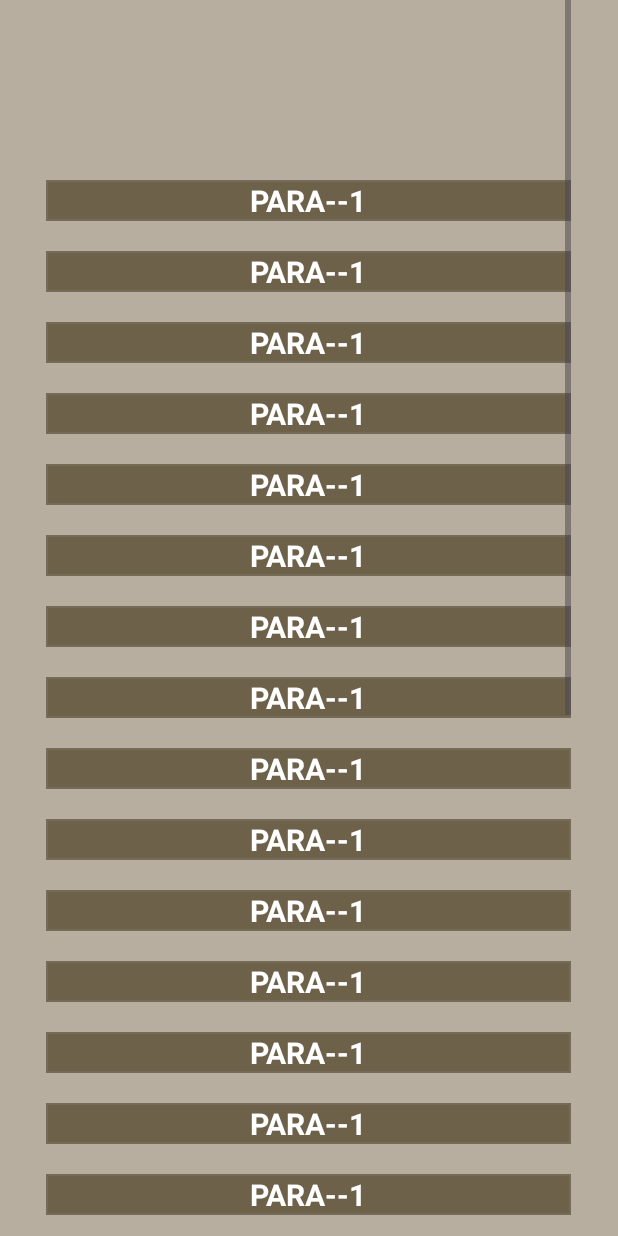
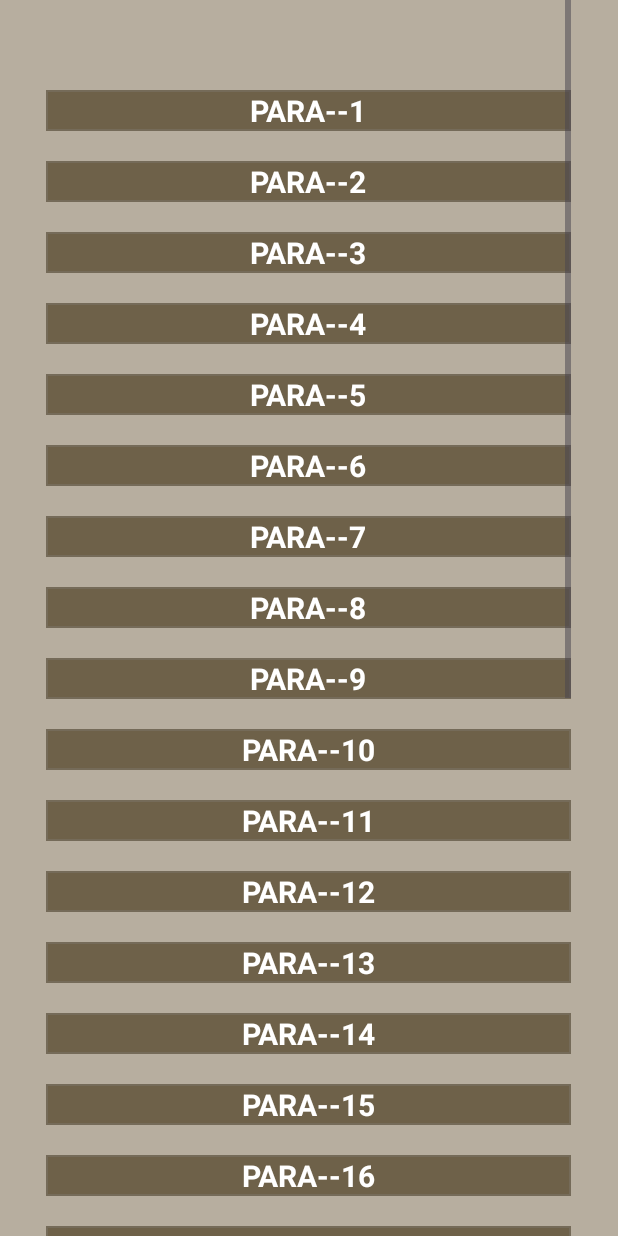
Before and after one commit to dayam8696/Khulasa_Quran, an Android app: the ParaIndex screen opened through its navigation route, on a phone screen of 412 x 824 dp. Run offline under Robolectric (Android 15) with nearby library versions, the phone set to English and light mode, and no system bars.

Commit message:
added next screen

```diff
--- a/app/build.gradle
+++ b/app/build.gradle
@@ -48,4 +48,5 @@ dependencies {
     implementation "androidx.navigation:navigation-fragment-ktx:2.4.0"
     implementation 'androidx.appcompat:appcompat:1.4.1'
     implementation 'androidx.recyclerview:recyclerview:1.2.1'
+    implementation 'com.github.barteksc:android-pdf-viewer:2.8.2'
 }
--- /dev/null
+++ b/app/src/main/java/com/example/khulasa_quran/Fragments/StartFragment.kt
@@ -0,0 +1,23 @@
+package com.example.khulasa_quran.Fragments
+
+import android.os.Bundle
+import android.view.LayoutInflater
+import android.view.View
+import android.view.ViewGroup
+import com.example.khulasa_quran.databinding.StartFragmentBinding
+
+class StartFragment:BaseFragment() {
+ private val binding by lazy { StartFragmentBinding.inflate(layoutInflater) }
+    override fun onCreateView(
+        inflater: LayoutInflater,
+        container: ViewGroup?,
+        savedInstanceState: Bundle?
+    ): View? {
+        return binding.root
+    }
+
+    override fun onViewCreated(view: View, savedInstanceState: Bundle?) {
+        super.onViewCreated(view, savedInstanceState)
+
+    }
+}
--- a/app/src/main/res/layout/para_index.xml
+++ b/app/src/main/res/layout/para_index.xml
@@ -19,7 +19,7 @@
 
 
             <TextView
-                android:layout_marginTop="120dp"
+                android:layout_marginTop="60dp"
                 android:layout_width="350dp"
                 android:layout_height="wrap_content"
                 android:layout_gravity="center"
@@ -38,7 +38,7 @@
                 android:layout_gravity="center"
                 android:background="@drawable/rectangle_shape"
                 android:gravity="center"
-                android:text="PARA--1"
+                android:text="PARA--2"
                 android:textColor="@color/white"
                 android:textSize="20dp"
                 android:textStyle="bold" />
@@ -50,7 +50,7 @@
                 android:layout_gravity="center"
                 android:background="@drawable/rectangle_shape"
                 android:gravity="center"
-                android:text="PARA--1"
+                android:text="PARA--3"
                 android:textColor="@color/white"
                 android:textSize="20dp"
                 android:textStyle="bold" />
@@ -62,7 +62,7 @@
                 android:layout_gravity="center"
                 android:background="@drawable/rectangle_shape"
                 android:gravity="center"
-                android:text="PARA--1"
+                android:text="PARA--4"
                 android:textColor="@color/white"
                 android:textSize="20dp"
                 android:textStyle="bold" />
@@ -74,7 +74,7 @@
                 android:layout_gravity="center"
                 android:background="@drawable/rectangle_shape"
                 android:gravity="center"
-                android:text="PARA--1"
+                android:text="PARA--5"
                 android:textColor="@color/white"
                 android:textSize="20dp"
                 android:textStyle="bold" />
@@ -87,7 +87,7 @@
                 android:layout_gravity="center"
                 android:background="@drawable/rectangle_shape"
                 android:gravity="center"
-                android:text="PARA--1"
+                android:text="PARA--6"
                 android:textColor="@color/white"
                 android:textSize="20dp"
                 android:textStyle="bold" />
@@ -99,7 +99,7 @@
                 android:layout_gravity="center"
                 android:background="@drawable/rectangle_shape"
                 android:gravity="center"
-                android:text="PARA--1"
+                android:text="PARA--7"
                 android:textColor="@color/white"
                 android:textSize="20dp"
                 android:textStyle="bold" />
@@ -111,7 +111,7 @@
                 android:layout_gravity="center"
                 android:background="@drawable/rectangle_shape"
                 android:gravity="center"
-                android:text="PARA--1"
+                android:text="PARA--8"
                 android:textColor="@color/white"
                 android:textSize="20dp"
                 android:textStyle="bold" />
@@ -123,7 +123,7 @@
                 android:layout_gravity="center"
                 android:background="@drawable/rectangle_shape"
                 android:gravity="center"
-                android:text="PARA--1"
+                android:text="PARA--9"
                 android:textColor="@color/white"
                 android:textSize="20dp"
                 android:textStyle="bold" />
@@ -135,7 +135,7 @@
                 android:layout_gravity="center"
                 android:background="@drawable/rectangle_shape"
                 android:gravity="center"
-                android:text="PARA--1"
+                android:text="PARA--10"
                 android:textColor="@color/white"
                 android:textSize="20dp"
                 android:textStyle="bold" />
@@ -147,7 +147,7 @@
                 android:layout_gravity="center"
                 android:background="@drawable/rectangle_shape"
                 android:gravity="center"
-                android:text="PARA--1"
+                android:text="PARA--11"
                 android:textColor="@color/white"
                 android:textSize="20dp"
                 android:textStyle="bold" />
@@ -159,7 +159,7 @@
                 android:layout_gravity="center"
                 android:background="@drawable/rectangle_shape"
                 android:gravity="center"
-                android:text="PARA--1"
+                android:text="PARA--12"
                 android:textColor="@color/white"
                 android:textSize="20dp"
                 android:textStyle="bold" />
@@ -172,7 +172,7 @@
                 android:layout_gravity="center"
                 android:background="@drawable/rectangle_shape"
                 android:gravity="center"
-                android:text="PARA--1"
+                android:text="PARA--13"
                 android:textColor="@color/white"
                 android:textSize="20dp"
                 android:textStyle="bold" />
@@ -184,7 +184,7 @@
                 android:layout_gravity="center"
                 android:background="@drawable/rectangle_shape"
                 android:gravity="center"
-                android:text="PARA--1"
+                android:text="PARA--14"
                 android:textColor="@color/white"
                 android:textSize="20dp"
                 android:textStyle="bold" />
@@ -196,7 +196,7 @@
                 android:layout_gravity="center"
                 android:background="@drawable/rectangle_shape"
                 android:gravity="center"
-                android:text="PARA--1"
+                android:text="PARA--15"
                 android:textColor="@color/white"
                 android:textSize="20dp"
                 android:textStyle="bold" />
@@ -208,7 +208,7 @@
                 android:layout_gravity="center"
                 android:background="@drawable/rectangle_shape"
                 android:gravity="center"
-                android:text="PARA--1"
+                android:text="PARA--16"
                 android:textColor="@color/white"
                 android:textSize="20dp"
                 android:textStyle="bold" />
@@ -220,7 +220,7 @@
                 android:layout_gravity="center"
                 android:background="@drawable/rectangle_shape"
                 android:gravity="center"
-                android:text="PARA--1"
+                android:text="PARA--17"
                 android:textColor="@color/white"
                 android:textSize="20dp"
                 android:textStyle="bold" />
@@ -232,7 +232,7 @@
                 android:layout_gravity="center"
                 android:background="@drawable/rectangle_shape"
                 android:gravity="center"
-                android:text="PARA--1"
+                android:text="PARA--18"
                 android:textColor="@color/white"
                 android:textSize="20dp"
                 android:textStyle="bold" />
@@ -246,7 +246,7 @@
                 android:layout_gravity="center"
                 android:background="@drawable/rectangle_shape"
                 android:gravity="center"
-                android:text="PARA--1"
+                android:text="PARA--19"
                 android:textColor="@color/white"
                 android:textSize="20dp"
                 android:textStyle="bold" />
@@ -258,7 +258,7 @@
                 android:layout_gravity="center"
                 android:background="@drawable/rectangle_shape"
                 android:gravity="center"
-                android:text="PARA--1"
+                android:text="PARA--20"
                 android:textColor="@color/white"
                 android:textSize="20dp"
                 android:textStyle="bold" />
@@ -270,7 +270,7 @@
                 android:layout_gravity="center"
                 android:background="@drawable/rectangle_shape"
                 android:gravity="center"
-                android:text="PARA--1"
+                android:text="PARA--21"
                 android:textColor="@color/white"
                 android:textSize="20dp"
                 android:textStyle="bold" />
@@ -282,7 +282,7 @@
                 android:layout_gravity="center"
                 android:background="@drawable/rectangle_shape"
                 android:gravity="center"
-                android:text="PARA--1"
+                android:text="PARA--22"
                 android:textColor="@color/white"
                 android:textSize="20dp"
                 android:textStyle="bold" />
@@ -295,7 +295,7 @@
                 android:layout_gravity="center"
                 android:background="@drawable/rectangle_shape"
                 android:gravity="center"
-                android:text="PARA--1"
+                android:text="PARA--23"
                 android:textColor="@color/white"
                 android:textSize="20dp"
                 android:textStyle="bold" />
@@ -307,7 +307,7 @@
                 android:layout_gravity="center"
                 android:background="@drawable/rectangle_shape"
                 android:gravity="center"
-                android:text="PARA--1"
+                android:text="PARA--24"
                 android:textColor="@color/white"
                 android:textSize="20dp"
                 android:textStyle="bold" />
@@ -319,7 +319,7 @@
                 android:layout_gravity="center"
                 android:background="@drawable/rectangle_shape"
                 android:gravity="center"
-                android:text="PARA--1"
+                android:text="PARA--25"
                 android:textColor="@color/white"
                 android:textSize="20dp"
                 android:textStyle="bold" />
@@ -331,7 +331,7 @@
                 android:layout_gravity="center"
                 android:background="@drawable/rectangle_shape"
                 android:gravity="center"
-                android:text="PARA--1"
+                android:text="PARA--26"
                 android:textColor="@color/white"
                 android:textSize="20dp"
                 android:textStyle="bold" />
@@ -343,7 +343,7 @@
                 android:layout_gravity="center"
                 android:background="@drawable/rectangle_shape"
                 android:gravity="center"
-                android:text="PARA--1"
+                android:text="PARA--27"
                 android:textColor="@color/white"
                 android:textSize="20dp"
                 android:textStyle="bold" />
@@ -355,11 +355,34 @@
                 android:layout_gravity="center"
                 android:background="@drawable/rectangle_shape"
                 android:gravity="center"
-                android:text="PARA--1"
+                android:text="PARA--28"
                 android:textColor="@color/white"
                 android:textSize="20dp"
                 android:textStyle="bold" />
 
+            <TextView
+                android:layout_marginTop="20dp"
+                android:layout_width="350dp"
+                android:layout_height="wrap_content"
+                android:layout_gravity="center"
+                android:background="@drawable/rectangle_shape"
+                android:gravity="center"
+                android:text="PARA--29"
+                android:textColor="@color/white"
+                android:textSize="20dp"
+                android:textStyle="bold" />
+
+            <TextView
+                android:layout_marginTop="20dp"
+                android:layout_width="350dp"
+                android:layout_height="wrap_content"
+                android:layout_gravity="center"
+                android:background="@drawable/rectangle_shape"
+                android:gravity="center"
+                android:text="PARA--30"
+                android:textColor="@color/white"
+                android:textSize="20dp"
+                android:textStyle="bold" />
 
 
 
--- /dev/null
+++ b/app/src/main/res/layout/start_fragment.xml
@@ -0,0 +1,6 @@
+<?xml version="1.0" encoding="utf-8"?>
+<androidx.constraintlayout.widget.ConstraintLayout xmlns:android="http://schemas.android.com/apk/res/android"
+    android:layout_width="match_parent"
+    android:layout_height="match_parent">
+
+</androidx.constraintlayout.widget.ConstraintLayout>
```
Also changed, not shown: 1 other file.
